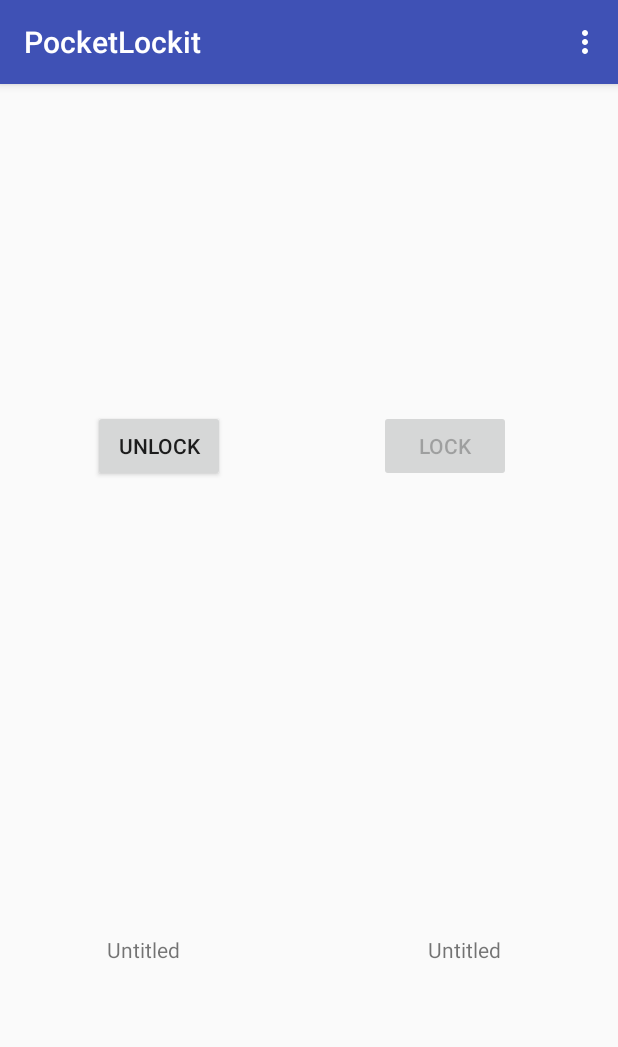
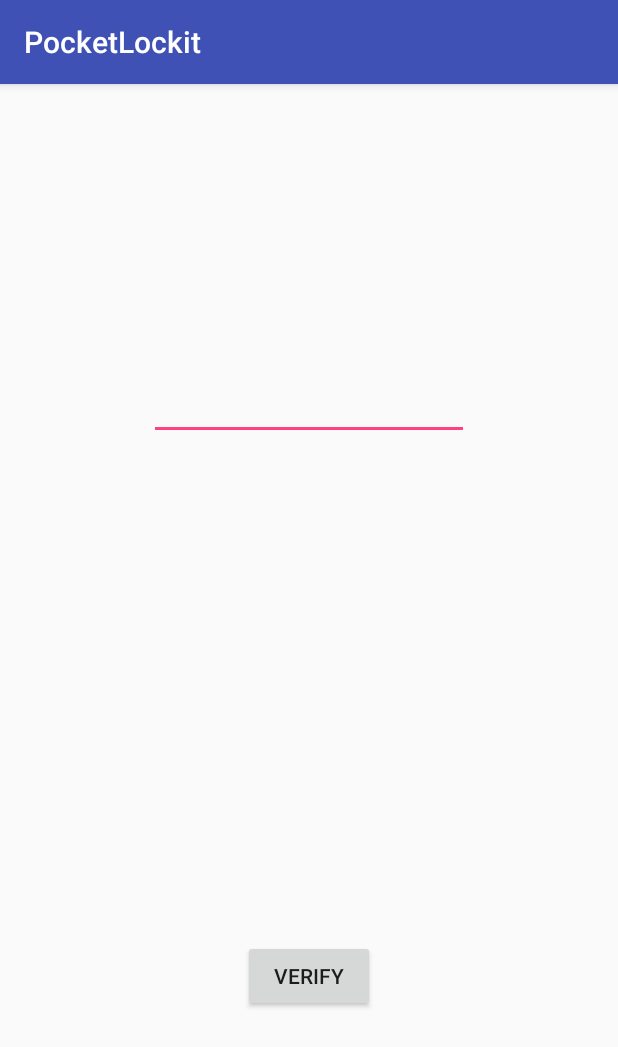
Before and after one commit to Mernest/PocketLockit, an Android app: the screen it shows after launch (MainActivity), on a phone screen of 412 x 824 dp. Shown: the top 1047 px of the screen. Run offline under Robolectric (Android 15) with nearby library versions, the phone set to English and light mode, and no system bars; our stand-ins replace Firebase (no records; nobody signed in at launch, a user with empty details on screens opened directly).

Commit message:
Merge branch 'master' of https://github.com/Mernest/PocketLockit into FirstTimePrompt
# Conflicts:
#	.idea/caches/build_file_checksums.ser
#	app/src/main/java/com/example/ernest/pocketlockit/MainActivity.java

```diff
--- a/app/build.gradle
+++ b/app/build.gradle
@@ -22,13 +22,14 @@ dependencies {
     implementation fileTree(dir: 'libs', include: ['*.jar'])
     implementation 'com.android.support:appcompat-v7:28.0.0'
     implementation 'com.android.support.constraint:constraint-layout:1.1.3'
-   // implementation 'com.google.firebase:firebase-database:11.8.0'
+    // implementation 'com.google.firebase:firebase-database:11.8.0'
     implementation 'com.google.firebase:firebase-database:16.0.4'
     implementation 'com.google.firebase:firebase-core:16.0.4'
     implementation 'com.google.firebase:firebase-auth:16.0.4'
     testImplementation 'junit:junit:4.12'
     androidTestImplementation 'com.android.support.test:runner:1.0.2'
     androidTestImplementation 'com.android.support.test.espresso:espresso-core:3.0.2'
+    implementation 'com.android.support:mediarouter-v7:28.0.0'
 }
 
 apply plugin: 'com.google.gms.google-services'
--- a/app/src/main/AndroidManifest.xml
+++ b/app/src/main/AndroidManifest.xml
@@ -16,6 +16,8 @@
                 <category android:name="android.intent.category.LAUNCHER" />
             </intent-filter>
         </activity>
+        <activity android:name=".LockUnlockActivity" />
+        <activity android:name=".PasswordChangeActivity"></activity>
     </application>
 
 </manifest>
--- a/app/src/main/java/com/example/ernest/pocketlockit/MainActivity.java
+++ b/app/src/main/java/com/example/ernest/pocketlockit/MainActivity.java
@@ -1,5 +1,6 @@
 package com.example.ernest.pocketlockit;
 
+import android.content.Intent;
 import android.support.annotation.NonNull;
 import android.support.v7.app.AlertDialog;
 import android.support.v7.app.AppCompatActivity;
@@ -9,6 +10,7 @@ import android.view.Menu;
 import android.view.MenuItem;
 import android.view.View;
 import android.widget.Button;
+import android.widget.EditText;
 import android.widget.TextView;
 import android.widget.Toast;
 
@@ -25,16 +27,11 @@ public class MainActivity extends AppCompatActivity {
     FirebaseDatabase database = FirebaseDatabase.getInstance();
     DatabaseReference myRef = database.getReference();
 
-    // Declaring Buttons
-    Button unlockButton;
-    Button lockButton;
-    boolean currentStatus;
-    String toStringStatus;
-    TextView unlockTextView;
+    DatabaseReference passwordRef = myRef.child("Password");
 
-    // Declaring needed references
-    final DatabaseReference ledResponse = myRef.child ("LockResponse");
-    final DatabaseReference ledStatus = myRef.child("LockStatus");
+    protected String currentDbPassword;
+    protected Button verifyButton;
+    protected EditText passwordEditText;
 
 
     @Override
@@ -42,28 +39,13 @@ public class MainActivity extends AppCompatActivity {
         super.onCreate(savedInstanceState);
         setContentView(R.layout.activity_main);
 
-       unlockButton = (Button) findViewById(R.id.unlockButton);
-       lockButton = (Button) findViewById(R.id.lockButton);
+        verifyButton = (Button) findViewById(R.id.verifyButton);
+        passwordEditText = (EditText) findViewById(R.id.passwordEditText);
 
-       ledResponse.addValueEventListener(new ValueEventListener() {
+        passwordRef.addValueEventListener(new ValueEventListener() {
             @Override
             public void onDataChange(@NonNull DataSnapshot dataSnapshot) {
-
-               currentStatus = dataSnapshot.getValue(boolean.class);
-               toStringStatus = String.valueOf(currentStatus);
-
-               if (currentStatus){
-                   unlockButton.setEnabled(false);
-                   lockButton.setEnabled(true);
-                   Toast toast = Toast.makeText(getApplicationContext(), "Door is Unlocked" , Toast.LENGTH_SHORT);
-                   toast.show();
-               }
-               else {
-                   unlockButton.setEnabled(true);
-                   lockButton.setEnabled(false);
-                   Toast toast = Toast.makeText(getApplicationContext(), "Door is Locked" , Toast.LENGTH_SHORT);
-                   toast.show();
-               }
+                currentDbPassword = dataSnapshot.getValue(String.class);
 
             }
 
@@ -73,40 +55,23 @@ public class MainActivity extends AppCompatActivity {
             }
         });
 
-
-
-           unlockButton.setOnClickListener(new View.OnClickListener() {
+        verifyButton.setOnClickListener(new View.OnClickListener() {
             @Override
             public void onClick(View v) {
-                   ledStatus.setValue(true);
+                 if (passwordEditText.getText().toString().equals(currentDbPassword)){
+                    goToLockUnlockActivity();
+                }
+                else {
+                     Toast toast = Toast.makeText(getApplicationContext(), "Password is incorrect", Toast.LENGTH_SHORT);
+                     toast.show();
+                 }
+            }
+        });
+    }
+
+    void goToLockUnlockActivity(){
+        Intent intent = new Intent(MainActivity.this, LockUnlockActivity.class);
+        startActivity(intent);
+    }
 
 }
-           });
-
-           lockButton.setOnClickListener(new View.OnClickListener() {
-               @Override
-               public void onClick(View v) {
-                   ledStatus.setValue(false);
-
-               }
-           });
-
-    }
-
-    @Override
-    public boolean onCreateOptionsMenu(Menu menu) {
-        getMenuInflater().inflate(R.menu.menu,menu);
-        return true;
-    }
-
-    @Override
-    public boolean onOptionsItemSelected(MenuItem item) {
-        int id= item.getItemId();
-
-        switch(id){
-            case R.id.menu:
-                Toast.makeText(this,"Edit Button Clicked",Toast.LENGTH_SHORT).show();
-        }
-        return true;
-    }
-}
--- a/app/src/main/res/layout/activity_main.xml
+++ b/app/src/main/res/layout/activity_main.xml
@@ -2,46 +2,26 @@
 <RelativeLayout xmlns:android="http://schemas.android.com/apk/res/android"
     xmlns:app="http://schemas.android.com/apk/res-auto"
     xmlns:tools="http://schemas.android.com/tools"
-    android:id="@+id/RelativeLayout"
     android:layout_width="match_parent"
     android:layout_height="match_parent"
     tools:context=".MainActivity">
 
-    <Button
-        android:id="@+id/unlockButton"
+    <EditText
+        android:id="@+id/passwordEditText"
         android:layout_width="wrap_content"
         android:layout_height="wrap_content"
-        android:layout_alignParentStart="true"
-        android:layout_alignTop="@+id/lockButton"
-        android:layout_marginStart="62dp"
-        android:text="Unlock" />
+        android:layout_alignParentTop="true"
+        android:layout_centerHorizontal="true"
+        android:layout_marginTop="192dp"
+        android:ems="10"
+        android:inputType="textPassword" />
 
     <Button
-        android:id="@+id/lockButton"
-        android:layout_width="wrap_content"
-        android:layout_height="wrap_content"
-        android:layout_alignParentEnd="true"
-        android:layout_alignParentTop="true"
-        android:layout_marginEnd="71dp"
-        android:layout_marginTop="217dp"
-        android:text="Lock" />
-
-    <TextView
-        android:id="@+id/unlockTextView"
+        android:id="@+id/verifyButton"
         android:layout_width="wrap_content"
         android:layout_height="wrap_content"
         android:layout_alignParentBottom="true"
-        android:layout_alignParentStart="true"
-        android:layout_marginBottom="181dp"
-        android:layout_marginStart="71dp"
-        android:text="Untitled" />
-
-    <TextView
-        android:id="@+id/lockTextView"
-        android:layout_width="wrap_content"
-        android:layout_height="wrap_content"
-        android:layout_alignParentEnd="true"
-        android:layout_alignTop="@+id/unlockTextView"
-        android:layout_marginEnd="78dp"
-        android:text="Untitled" />
+        android:layout_centerHorizontal="true"
+        android:layout_marginBottom="149dp"
+        android:text="Verify" />
 </RelativeLayout>
--- a/app/src/main/res/menu/menu.xml
+++ b/app/src/main/res/menu/menu.xml
@@ -2,6 +2,6 @@
 <menu xmlns:android="http://schemas.android.com/apk/res/android">
 
     <item
-        android:id="@+id/menu"
+        android:id="@+id/passwordChangeMenu"
         android:title="Change Password" />
 </menu>
```
Also changed, not shown: app/src/main/java/com/example/ernest/pocketlockit/LockUnlockActivity.java (added, +112 -0 lines), app/src/main/java/com/example/ernest/pocketlockit/PasswordChangeActivity.java (added, +108 -0 lines), app/src/main/res/layout/activity_lock_unlock.xml (added, +33 -0 lines), app/src/main/res/layout/activity_password_change.xml (added, +73 -0 lines). Lines whose indentation alone changed are shown as unchanged.
